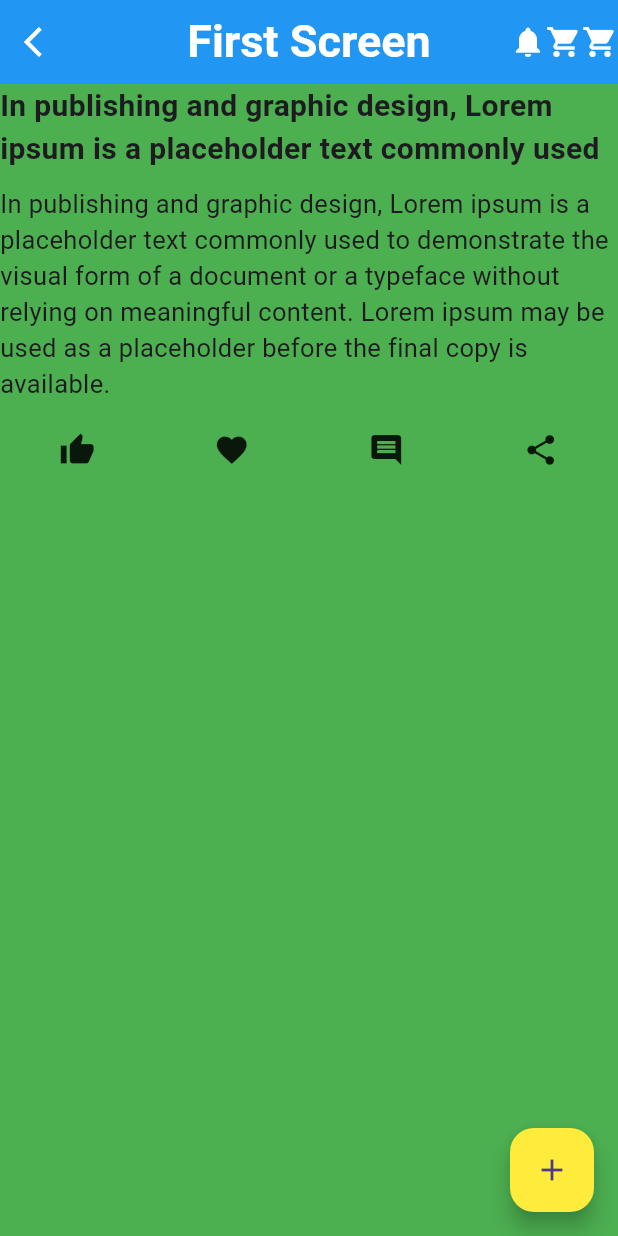
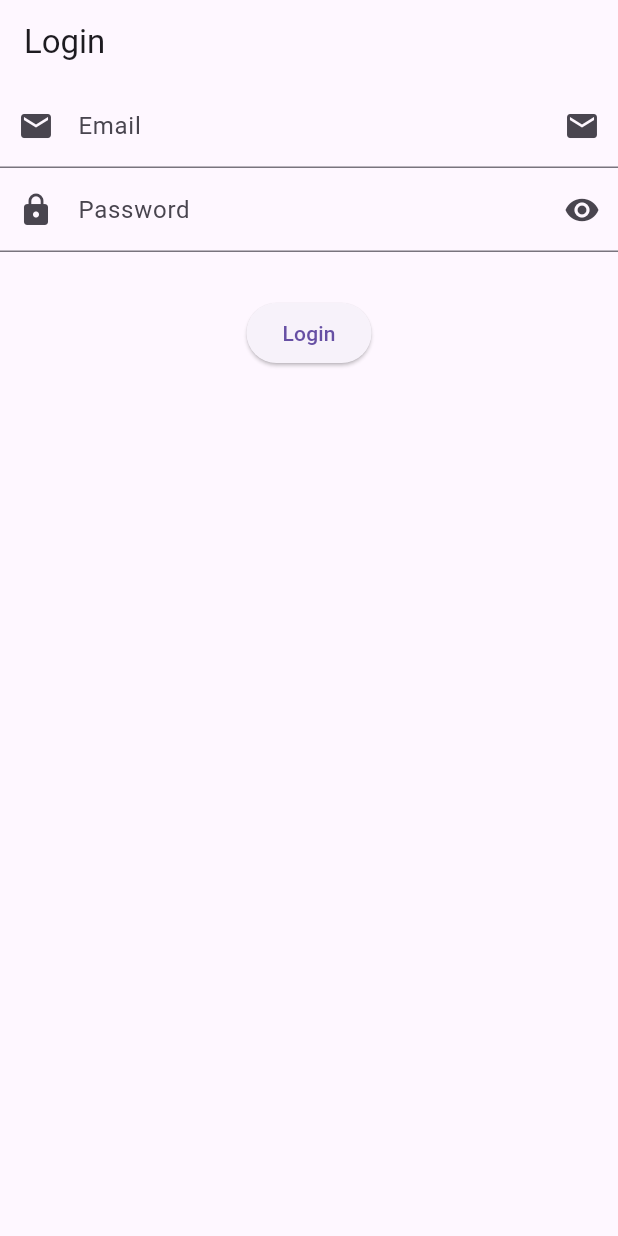
Before and after one commit to MuhammadAliKust/Flutter-B7, a Flutter app: the screen it shows after launch, on a phone screen of 412 x 824 dp. Run offline on Flutter 3.47's test engine with Material 3 defaults, Android fonts, the phone set to English and light mode, and no system bars.

Commit message:
Form Done

```diff
--- /dev/null
+++ b/lib/asset_image_demo.dart
@@ -0,0 +1,16 @@
+import 'package:flutter/material.dart';
+
+class AssetImageDemo extends StatelessWidget {
+  const AssetImageDemo({super.key});
+
+  @override
+  Widget build(BuildContext context) {
+    return Scaffold(
+      appBar: AppBar(
+        title: Text("Asset Image Demo"),
+      ),
+      body: Image.asset('assets/images/1.png',)
+
+    );
+  }
+}
--- /dev/null
+++ b/lib/image_demo.dart
@@ -0,0 +1,18 @@
+import 'package:flutter/material.dart';
+
+class ImageDemo extends StatelessWidget {
+  const ImageDemo({super.key});
+
+  @override
+  Widget build(BuildContext context) {
+    return Scaffold(
+      appBar: AppBar(
+        title: Text("Image Demo"),
+      ),
+      body: Image.network(
+          'https://letsenhance.io/static/8f5e523ee6b2479e26ecc91b9c25261e/1015f/MainAfter.jpg',
+
+      ),
+    );
+  }
+}
--- /dev/null
+++ b/lib/login.dart
@@ -0,0 +1,37 @@
+import 'package:flutter/material.dart';
+
+class LoginView extends StatelessWidget {
+  const LoginView({super.key});
+
+  @override
+  Widget build(BuildContext context) {
+    return Scaffold(
+      appBar: AppBar(
+        title: Text("Login"),
+      ),
+      body: Column(
+        children: [
+          TextField(
+            keyboardType: TextInputType.emailAddress,
+            decoration: InputDecoration(
+                label: Text("Email"),
+                hintText: 'test@gmail.com',
+                prefixIcon: Icon(Icons.email),
+                suffixIcon: Icon(Icons.email)),
+          ),
+          TextField(
+            keyboardType: TextInputType.emailAddress,
+            // obscureText: true,
+            decoration: InputDecoration(
+                label: Text("Password"),
+                hintText: 'Password must be 6 or more characters',
+                prefixIcon: Icon(Icons.lock),
+                suffixIcon: Icon(Icons.visibility)),
+          ),
+          SizedBox(height: 30,),
+          ElevatedButton(onPressed: (){}, child: Text("Login"))
+        ],
+      ),
+    );
+  }
+}
--- a/lib/main.dart
+++ b/lib/main.dart
@@ -1,4 +1,8 @@
+import 'package:arid_student/asset_image_demo.dart';
+import 'package:arid_student/login.dart';
 import 'package:flutter/material.dart';
+
+import 'image_demo.dart';
 
 void main() {
   runApp(MyApp());
@@ -10,56 +14,7 @@ class MyApp extends StatelessWidget {
   @override
   Widget build(BuildContext context) {
     return MaterialApp(
-      home: Scaffold(
-        backgroundColor: Colors.green,
-        appBar: AppBar(
-          backgroundColor: Colors.blue,
-          title: Text(
-            "First Screen",
-            style: TextStyle(
-                color: Colors.white, fontSize: 30, fontWeight: FontWeight.bold),
-          ),
-          centerTitle: true,
-          leading: Icon(Icons.arrow_back_ios, color: Colors.white),
-          actions: [
-            Icon(Icons.notifications, color: Colors.white),
-            Icon(Icons.shopping_cart, color: Colors.white),
-            Icon(Icons.shopping_cart, color: Colors.white),
-          ],
-        ),
-        body: Column(
-          children: [
-            Text(
-              "In publishing and graphic design, Lorem ipsum is a placeholder text commonly used",
-              style: TextStyle(fontSize: 20, fontWeight: FontWeight.bold),
-            ),
-            SizedBox(
-              height: 10,
-            ),
-            Text(
-              "In publishing and graphic design, Lorem ipsum is a placeholder text commonly used to demonstrate the visual form of a document or a typeface without relying on meaningful content. Lorem ipsum may be used as a placeholder before the final copy is available.",
-              style: TextStyle(fontSize: 17),
-            ),
-            SizedBox(
-              height: 20,
-            ),
-            Row(
-              mainAxisAlignment: MainAxisAlignment.spaceAround,
-              children: [
-                Icon(Icons.thumb_up),
-                Icon(Icons.favorite),
-                Icon(Icons.comment),
-                Icon(Icons.share)
-              ],
-            )
-          ],
-        ),
-        floatingActionButton: FloatingActionButton(
-          backgroundColor: Colors.yellow,
-          onPressed: () {},
-          child: Icon(Icons.add),
-        ),
-      ),
+      home: LoginView()
     );
   }
 }
--- a/pubspec.yaml
+++ b/pubspec.yaml
@@ -59,9 +59,8 @@ flutter:
   uses-material-design: true
 
   # To add assets to your application, add an assets section, like this:
-  # assets:
-  #   - images/a_dot_burr.jpeg
-  #   - images/a_dot_ham.jpeg
+  assets:
+    - assets/images/
 
   # An image asset can refer to one or more resolution-specific "variants", see
   # https://flutter.dev/to/resolution-aware-images
```
Also changed, not shown: assets/images/1.png (added).
